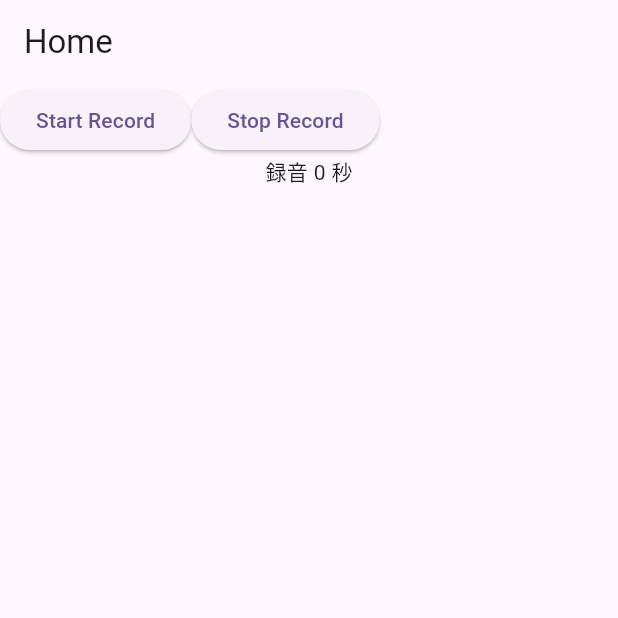
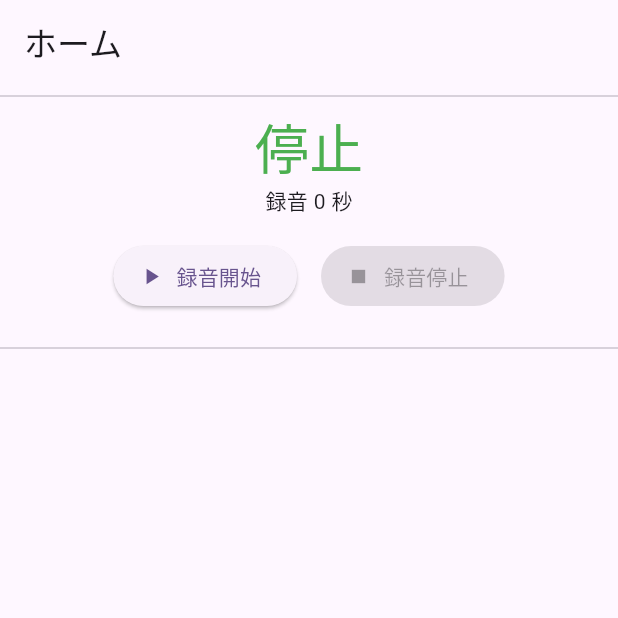
Before and after one commit to hotdrop/record-to-text, a Flutter app: the screen it shows after launch, on a phone screen of 412 x 824 dp, the top half of it. Run offline on Flutter 3.47's test engine with Material 3 defaults, Android fonts, the phone set to English and light mode, and no system bars; our stand-ins replace flutter_riverpod, logger; missing offline and left inert: record.

Commit message:
macOSで録音できるところまで実装

```diff
--- a/lib/home_page.dart
+++ b/lib/home_page.dart
@@ -1,5 +1,6 @@
 import 'package:flutter/material.dart';
 import 'package:flutter_riverpod/flutter_riverpod.dart';
+import 'package:realtime_talk/models/record_provider.dart';
 import 'package:realtime_talk/models/timer_provider.dart';
 
 class MyHomePage extends StatelessWidget {
@@ -9,14 +10,17 @@ class MyHomePage extends StatelessWidget {
   Widget build(BuildContext context) {
     return Scaffold(
       appBar: AppBar(
-        title: const Text('Home'),
+        title: const Text('ホーム'),
       ),
       body: const Column(
         children: [
-          // Row 「開始する」「停止する」
+          Divider(),
+          _ViewTimer(),
+          SizedBox(height: 16),
           _RecordButtons(),
-          _ViewTimer(),
-          // streamのファイル出力
+          SizedBox(height: 16),
+          Divider(),
+          _ViewPathList(),
         ],
       ),
     );
@@ -24,19 +28,25 @@ class MyHomePage extends StatelessWidget {
 }
 
 class _RecordButtons extends ConsumerWidget {
-  const _RecordButtons({super.key});
+  const _RecordButtons();
 
   @override
   Widget build(BuildContext context, WidgetRef ref) {
+    final isRecording = ref.watch(isRecordingProvider);
+
     return Row(
+      mainAxisAlignment: MainAxisAlignment.center,
       children: [
-        ElevatedButton(
-          onPressed: () {},
-          child: Text('Start Record'),
+        ElevatedButton.icon(
+          onPressed: !isRecording ? () => ref.read(recordProvider.notifier).start() : null,
+          label: const Text('録音開始'),
+          icon: const Icon(Icons.play_arrow),
         ),
-        ElevatedButton(
-          onPressed: () {},
-          child: Text('Stop Record'),
+        const SizedBox(width: 16),
+        ElevatedButton.icon(
+          onPressed: isRecording ? () => ref.read(recordProvider.notifier).stop() : null,
+          label: const Text('録音停止'),
+          icon: const Icon(Icons.stop),
         ),
       ],
     );
@@ -49,6 +59,56 @@ class _ViewTimer extends ConsumerWidget {
   @override
   Widget build(BuildContext context, WidgetRef ref) {
     final timer = ref.watch(timerProvider);
-    return Text('録音 ${timer} 秒');
+    final isRunning = ref.watch(isRecordingProvider);
+
+    return Column(
+      children: [
+        Text(
+          isRunning ? '録音中' : '停止',
+          style: TextStyle(
+            color: isRunning ? Colors.red : Colors.green,
+            fontSize: 36,
+          ),
+        ),
+        Text('録音 $timer 秒'),
+      ],
+    );
   }
 }
+
+class _ViewPathList extends ConsumerWidget {
+  const _ViewPathList();
+
+  @override
+  Widget build(BuildContext context, WidgetRef ref) {
+    final paths = ref.watch(recordFilePathsProvider);
+    return Flexible(
+      child: ListView.builder(
+        itemCount: paths.length,
+        itemBuilder: (context, index) {
+          return _RowPath(paths[index]);
+        },
+      ),
+    );
+  }
+}
+
+class _RowPath extends StatelessWidget {
+  const _RowPath(this.path);
+  final String path;
+
+  @override
+  Widget build(BuildContext context) {
+    return MouseRegion(
+      cursor: SystemMouseCursors.click,
+      child: Tooltip(
+        message: path,
+        child: Card(
+          child: ListTile(
+            title: Text(path.split('/').last, overflow: TextOverflow.ellipsis),
+          ),
+        ),
+      ),
+    );
+  }
+}
--- a/lib/models/timer_provider.dart
+++ b/lib/models/timer_provider.dart
@@ -17,9 +17,8 @@ class TimerNotifier extends Notifier<int> {
 
   void start() {
     _timer?.cancel();
-    _timer = Timer.periodic(const Duration(seconds: 1), (timer) {
-      state++;
-    });
+    state = 0;
+    _timer = Timer.periodic(const Duration(seconds: 1), (timer) => state++);
   }
 
   void stop() {
```
Also changed, not shown: lib/models/record_provider.dart (+77 -54 lines), pubspec.yaml (+8 -1 lines).
